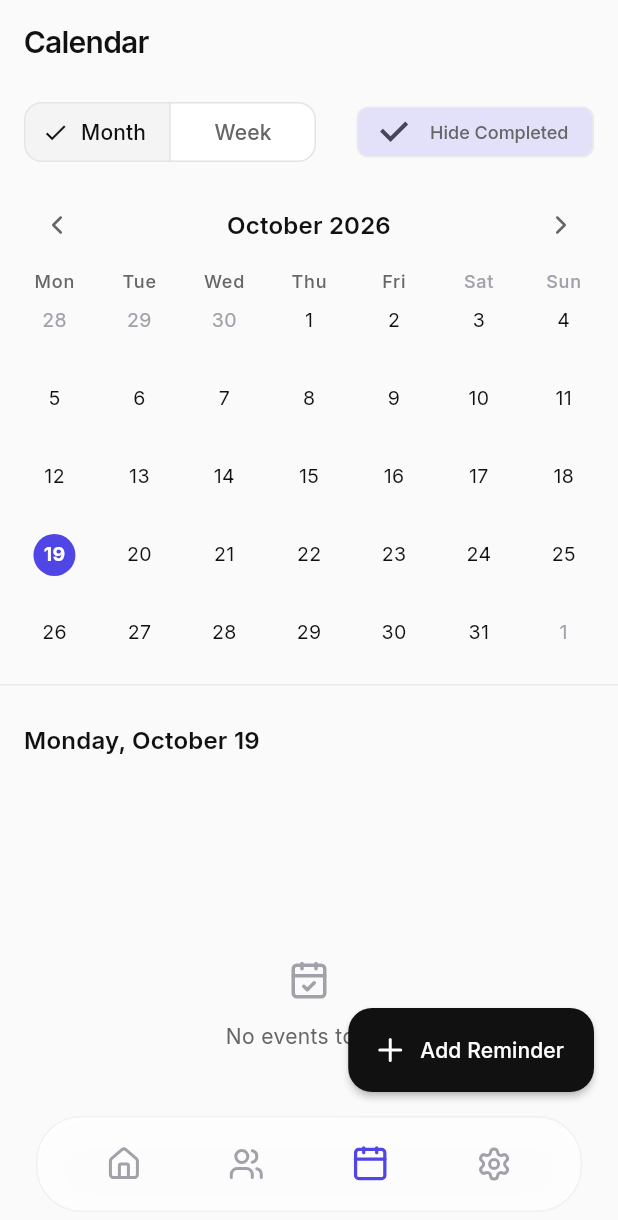
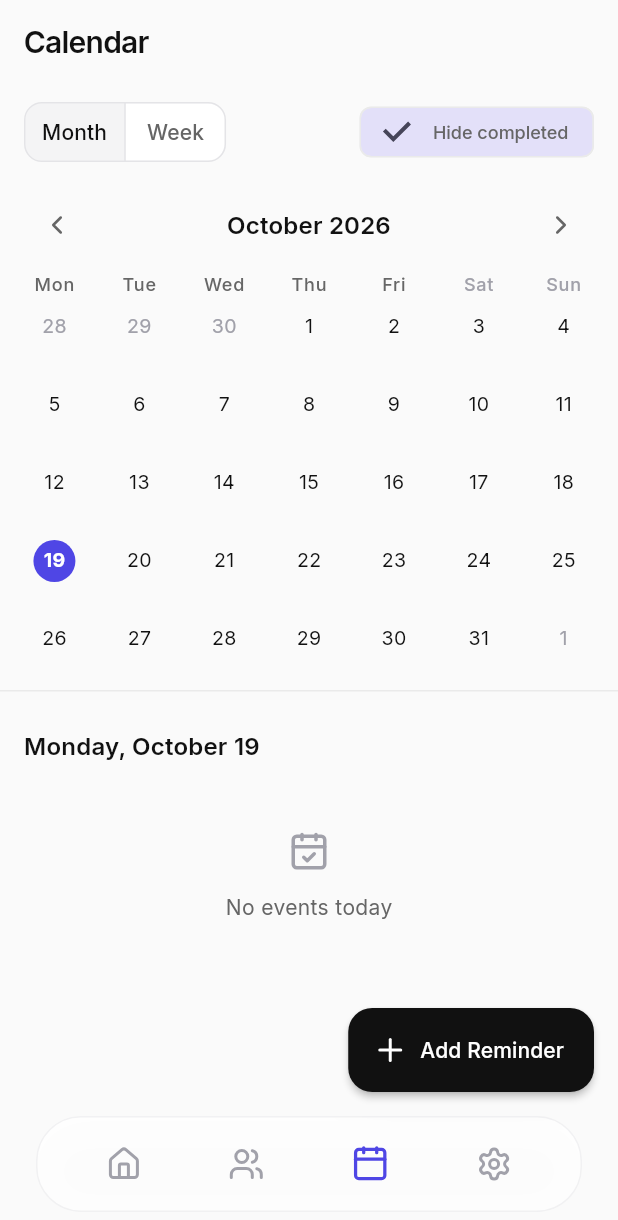
Before and after one commit to michaelnigusse2/Smart_Broker, a Flutter app: the screen it shows after launch, item 3 of the bottom bar chosen, on a phone screen of 412 x 824 dp. Shown: the top 1220 px of the screen. Run offline on Flutter 3.47's test engine with Material 3 defaults, Android fonts, the phone set to English and light mode, and no system bars; drawn by our look-alikes of table_calendar; our stand-ins replace flutter_contacts, flutter_local_notifications, flutter_secure_storage, flutter_timezone, google_fonts, lucide_icons and 3 more; missing offline and left inert: flutter_overlay_window; accounts and stored records are empty; statements that could not run were skipped.

Commit message:
Fix layout overflows on small phones and with large text
Found by going through every screen on the emulator at 130% and 150%
system text size.

- Calendar: Month/Week and "Hide completed" wrap instead of overflowing.
  The whole page now scrolls, so the day's reminders stay reachable above
  the Add Reminder button and when the keyboard is open. Times no longer
  break as "9:57 P / M", the weekday row is no longer clipped, and the
  add-reminder date/time fields keep to one line.
- Home stat pills wrap; long section titles ellipsize.
- Reminder detail date, contact phone, note "From:" chip, call history
  rows and the note chip/date row no longer overflow.
- Tasks and Settings end with room for the floating button and nav bar.
- Note screen title shortened to "Note" to fit beside three actions.
- Debug builds log the full Flutter error report, naming the widget and
  source line.
- test/features/large_text_layout_test.dart lays out Calendar (month and
  week), Home, Contacts and Contact details on a 360x640 phone with large
  text and fails on any overflow. Coverage 41.9% -> 53.1%; CI gate 50%.
- Tooling: emu_bridge.bat replaces adb_bridge.bat (adds Flutter log, font
  size, display size, free space, reinstall). dev_runner gains emubuild:
  a fresh x86_64-only debug APK (82 MB instead of 166 MB) for the
  emulator's limited storage.

Co-Authored-By: Claude Opus 5.5 <noreply@anthropic.com>
Claude-Session: https://claude.ai/code/session_01Le5TYoJhnrhf1pvbcfc98r

```diff
--- a/lib/features/calendar/screens/calendar_screen.dart
+++ b/lib/features/calendar/screens/calendar_screen.dart
@@ -21,6 +21,10 @@ class CalendarScreen extends StatefulWidget {
 }
 
 class _CalendarScreenState extends State<CalendarScreen> {
+  /// Height taken at the bottom by the floating nav bar plus the Add Reminder
+  /// button above it; scrollable content ends with this much space.
+  static const double _fabClearance = 176;
+
   final ReminderRepository _reminderRepo = ReminderRepository();
   final ContactRepository _contactRepo = ContactRepository();
 
@@ -101,15 +105,25 @@ class _CalendarScreenState extends State<CalendarScreen> {
         ),
       ),
       body: ConstrainedLayout(
-        child: Column(
-          children: [
+        // One scroll view for the whole page, so the day's reminders stay
+        // reachable when the calendar fills the screen (small phones, large text).
+        child: CustomScrollView(
+          slivers: [
             // ─── Controls ─────────────────────────────────────────────
-            Padding(
+            SliverToBoxAdapter(
+              child: Padding(
                 padding: const EdgeInsets.symmetric(horizontal: AppSpacing.lg, vertical: AppSpacing.sm),
-              child: Row(
-                mainAxisAlignment: MainAxisAlignment.spaceBetween,
+                // Wraps onto two lines when there isn't room (narrow phones, large text).
+                child: SizedBox(
+                  width: double.infinity,
+                  child: Wrap(
+                    alignment: WrapAlignment.spaceBetween,
+                    crossAxisAlignment: WrapCrossAlignment.center,
+                    spacing: AppSpacing.sm,
+                    runSpacing: AppSpacing.sm,
                     children: [
                       SegmentedButton<CalendarFormat>(
+                        showSelectedIcon: false,
                         segments: const [
                           ButtonSegment(value: CalendarFormat.month, label: Text('Month')),
                           ButtonSegment(value: CalendarFormat.week, label: Text('Week')),
@@ -130,7 +144,7 @@ class _CalendarScreenState extends State<CalendarScreen> {
                         ),
                       ),
                       FilterChip(
-                    label: const Text('Hide Completed'),
+                        label: const Text('Hide completed'),
                         selected: _hideCompleted,
                         onSelected: (val) {
                           setState(() => _hideCompleted = val);
@@ -139,9 +153,12 @@ class _CalendarScreenState extends State<CalendarScreen> {
                     ],
                   ),
                 ),
+              ),
+            ),
 
             // ─── Calendar ─────────────────────────────────────────────
-            Padding(
+            SliverToBoxAdapter(
+              child: Padding(
                 padding: const EdgeInsets.symmetric(horizontal: AppSpacing.sm),
                 child: TableCalendar<Reminder>(
                   firstDay: DateTime.utc(2020, 1, 1),
@@ -158,9 +175,13 @@ class _CalendarScreenState extends State<CalendarScreen> {
                     }
                   },
                   rowHeight: _calendarFormat == CalendarFormat.week ? 80 : 52,
+                  // The default 16 clips "Mon Tue …" with large text.
+                  daysOfWeekHeight: MediaQuery.textScalerOf(context).scale(20),
                   selectedDayPredicate: (day) => isSameDay(_selectedDay, day),
                   eventLoader: _getEventsForDay,
                   startingDayOfWeek: StartingDayOfWeek.monday,
+                  // Vertical drags scroll the page instead of switching month/week.
+                  availableGestures: AvailableGestures.horizontalSwipe,
 
                   calendarStyle: const CalendarStyle(
                     // Disable all built-in markers — we handle them in calendarBuilders
@@ -266,23 +287,24 @@ class _CalendarScreenState extends State<CalendarScreen> {
                   },
                 ),
               ),
+            ),
 
-            Container(height: 1, color: AppColors.divider),
+            SliverToBoxAdapter(child: Container(height: 1, color: AppColors.divider)),
 
             // ─── Events for selected day ───────────────────────────────
-            Expanded(
+            SliverPadding(
+              padding: const EdgeInsets.symmetric(horizontal: AppSpacing.lg),
+              sliver: SliverToBoxAdapter(
                 child: Padding(
-                padding: const EdgeInsets.symmetric(horizontal: AppSpacing.lg),
-                child: Column(
-                  crossAxisAlignment: CrossAxisAlignment.start,
-                  children: [
-                    Padding(
                   padding: const EdgeInsets.only(top: AppSpacing.xl, bottom: AppSpacing.md),
                   child: Row(
                     children: [
-                          Text(
+                      Flexible(
+                        child: Text(
                           DateFormat.MMMMEEEEd().format(_selectedDay),
+                          overflow: TextOverflow.ellipsis,
                           style: theme.textTheme.titleMedium,
+                        ),
                       ),
                       const SizedBox(width: AppSpacing.sm),
                       if (selectedReminders.isNotEmpty)
@@ -304,9 +326,15 @@ class _CalendarScreenState extends State<CalendarScreen> {
                     ],
                   ),
                 ),
-                    Expanded(
-                      child: selectedReminders.isEmpty
-                          ? Center(
+              ),
+            ),
+            if (selectedReminders.isEmpty)
+              SliverFillRemaining(
+                hasScrollBody: false,
+                child: Padding(
+                  // Keeps the message clear of the floating button and nav bar.
+                  padding: const EdgeInsets.only(bottom: _fabClearance),
+                  child: Center(
                     child: Column(
                       mainAxisAlignment: MainAxisAlignment.center,
                       children: [
@@ -324,19 +352,18 @@ class _CalendarScreenState extends State<CalendarScreen> {
                         ),
                       ],
                     ),
+                  ),
+                ),
               )
-                          : ListView.builder(
-                              padding: const EdgeInsets.only(bottom: 100),
+            else
+              SliverPadding(
+                // Bottom space so the last reminder can scroll above the floating button.
+                padding: const EdgeInsets.fromLTRB(AppSpacing.lg, 0, AppSpacing.lg, _fabClearance),
+                sliver: SliverList.builder(
                   itemCount: selectedReminders.length,
-                              itemBuilder: (context, index) {
-                                return _EventRow(
+                  itemBuilder: (context, index) => _EventRow(
                     reminder: selectedReminders[index],
                     onReload: _loadData,
-                                );
-                              },
-                            ),
-                    ),
-                  ],
                   ),
                 ),
               ),
@@ -481,8 +508,10 @@ class _AddReminderSheetState extends State<_AddReminderSheet> {
             const SizedBox(height: AppSpacing.lg),
 
             Row(
+              crossAxisAlignment: CrossAxisAlignment.start,
               children: [
                 Expanded(
+                  flex: 3,
                   child: InkWell(
                     onTap: () async {
                       final date = await showDatePicker(
@@ -495,12 +524,17 @@ class _AddReminderSheetState extends State<_AddReminderSheet> {
                     },
                     child: InputDecorator(
                       decoration: const InputDecoration(labelText: 'Date', border: OutlineInputBorder()),
-                      child: Text(DateFormat.yMMMd().format(_selectedDate)),
+                      child: Text(
+                        DateFormat.yMMMd().format(_selectedDate),
+                        maxLines: 1,
+                        overflow: TextOverflow.ellipsis,
+                      ),
                     ),
                   ),
                 ),
                 const SizedBox(width: AppSpacing.md),
                 Expanded(
+                  flex: 2,
                   child: InkWell(
                     onTap: () async {
                       final time = await showTimePicker(
@@ -511,7 +545,7 @@ class _AddReminderSheetState extends State<_AddReminderSheet> {
                     },
                     child: InputDecorator(
                       decoration: const InputDecoration(labelText: 'Time', border: OutlineInputBorder()),
-                      child: Text(_selectedTime.format(context)),
+                      child: Text(_selectedTime.format(context), maxLines: 1, overflow: TextOverflow.ellipsis),
                     ),
                   ),
                 ),
@@ -741,16 +775,21 @@ class _EventRow extends StatelessWidget {
           crossAxisAlignment: CrossAxisAlignment.start,
           children: [
             // Time
+            // Grows with the text size and never wraps "9:57 PM" onto two lines.
             SizedBox(
-              width: 56,
+              width: MediaQuery.textScalerOf(context).scale(60),
+              child: FittedBox(
+                fit: BoxFit.scaleDown,
+                alignment: Alignment.topRight,
                 child: Text(
                   DateFormat.jm().format(reminder.dateTime),
+                  maxLines: 1,
                   style: theme.textTheme.labelSmall?.copyWith(
                     color: reminder.completed ? AppColors.textTertiary : AppColors.textSecondary,
                     height: 1.4,
                     decoration: reminder.completed ? TextDecoration.lineThrough : null,
                   ),
-                textAlign: TextAlign.right,
+                ),
               ),
             ),
             const SizedBox(width: AppSpacing.md),
--- a/lib/features/home/screens/home_screen.dart
+++ b/lib/features/home/screens/home_screen.dart
@@ -132,18 +132,18 @@ class _HomeScreenState extends State<HomeScreen> {
                       const SizedBox(height: AppSpacing.xl),
 
                       // Stat pills row
-                      Row(
+                      Wrap(
+                        spacing: AppSpacing.sm,
+                        runSpacing: AppSpacing.sm,
                         children: [
                           _StatPill(
                             label: '${_contacts.length} Contacts',
                             icon: LucideIcons.users,
                           ),
-                          const SizedBox(width: AppSpacing.sm),
                           _StatPill(
                             label: '${_pendingTodos.length} Tasks',
                             icon: LucideIcons.checkSquare,
                           ),
-                          const SizedBox(width: AppSpacing.sm),
                           _StatPill(
                             label: '${_upcomingReminders.length} Reminders',
                             icon: LucideIcons.bell,
--- a/lib/features/settings/screens/settings_screen.dart
+++ b/lib/features/settings/screens/settings_screen.dart
@@ -536,7 +536,7 @@ class _SettingsScreenState extends State<SettingsScreen> {
                         Row(
                           mainAxisAlignment: MainAxisAlignment.spaceBetween,
                           children: [
-                            const Text('Minimum call duration'),
+                            const Expanded(child: Text('Minimum call duration')),
                             Text('$_minCallDuration seconds', style: const TextStyle(fontWeight: FontWeight.w500)),
                           ],
                         ),
@@ -651,7 +651,8 @@ class _SettingsScreenState extends State<SettingsScreen> {
                 style: TextStyle(color: AppColors.textTertiary, fontSize: 12),
               ),
             ),
-            const SizedBox(height: AppSpacing.xl),
+            // Space for the floating nav bar, so the last rows can scroll clear of it.
+            const SizedBox(height: 100),
           ],
         ),
       ),
--- a/lib/main.dart
+++ b/lib/main.dart
@@ -2,6 +2,7 @@ import 'dart:async';
 import 'dart:io' show Platform;
 import 'dart:ui' show PlatformDispatcher;
 
+import 'package:flutter/foundation.dart' show kDebugMode;
 import 'package:flutter/material.dart';
 import 'package:flutter_overlay_window/flutter_overlay_window.dart';
 
@@ -33,7 +34,9 @@ void main() {
     WidgetsFlutterBinding.ensureInitialized();
     FlutterError.onError = (details) {
       FlutterError.presentError(details);
-      AppLog.e('Flutter', details.exceptionAsString(), null, details.stack);
+      // Debug builds log the full report (it names the widget and source line,
+      // e.g. which Row overflowed); release keeps it to one line.
+      AppLog.e('Flutter', kDebugMode ? details.toString() : details.exceptionAsString(), null, details.stack);
     };
     PlatformDispatcher.instance.onError = (error, stack) {
       AppLog.e('Platform', 'uncaught error', error, stack);
```
Also changed, not shown: lib/core/widgets/section_header.dart (+8 -5 lines), lib/features/calendar/screens/reminder_detail_screen.dart (+8 -6 lines), lib/features/contacts/screens/contact_detail_screen.dart (+18 -10 lines), lib/features/notes/screens/note_detail_screen.dart (+7 -4 lines), lib/features/todos/screens/tasks_screen.dart (+5 -2 lines), 6 other files. Lines whose indentation alone changed are shown as unchanged.
